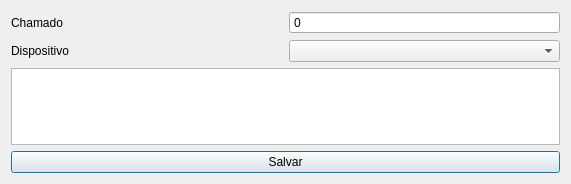
Old version of the form selecionadisp.ui in the repository brunosr1985/TCC_NayBru.
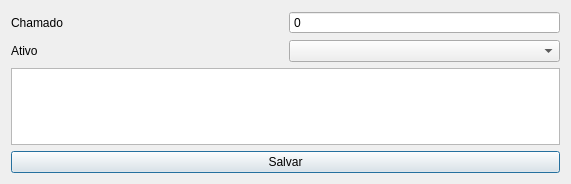
New version of the form.

The edit to the form file:
```diff
--- a/selecionadisp.ui
+++ b/selecionadisp.ui
@@ -30,7 +30,7 @@
    <item row="1" column="0">
     <widget class="QLabel" name="label_2">
      <property name="text">
-      <string>Dispositivo</string>
+      <string>Ativo</string>
      </property>
     </widget>
    </item>
```
